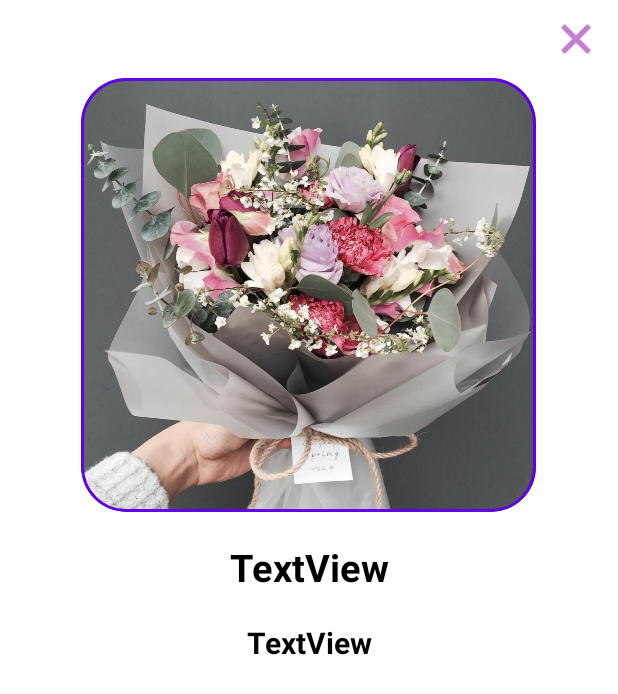
After one commit to SokSashaa/GamesShop, an Android app: the product_item screen opened directly, with no data from a screen before it, on a phone screen of 412 x 824 dp. The commit adds this screen. Shown: the top 694 px of the screen. Run offline under Robolectric (Android 15) with nearby library versions, the phone set to English and light mode, and no system bars.

Commit message:
addClassProduct

```diff
--- a/app/src/main/AndroidManifest.xml
+++ b/app/src/main/AndroidManifest.xml
@@ -11,6 +11,8 @@
         android:supportsRtl="true"
         android:theme="@style/Theme.Lavanda"
         tools:targetApi="31">
+        <activity android:name=".product_item"
+            android:exported="true"/>
         <activity android:name=".about_us"
             android:exported="true"/>
         <activity android:name=".menu_shop"
--- a/app/src/main/java/com/example/lavanda/PrAdapterHolder.java
+++ b/app/src/main/java/com/example/lavanda/PrAdapterHolder.java
@@ -1,6 +1,7 @@
 package com.example.lavanda;
 
 import android.content.Context;
+import android.content.Intent;
 import android.view.LayoutInflater;
 import android.view.View;
 import android.view.ViewGroup;
@@ -33,7 +34,6 @@ public class PrAdapterHolder extends RecyclerView.Adapter<PrAdapterHolder.PrView
 
     @Override
     public void onBindViewHolder(@NonNull PrAdapterHolder.PrViewHolder holder, int position) {
-        PrAdapter prAdapter = states.get(position);
         holder.nameView1.setText(states.get(position).getName(0));
         holder.nameView3.setText(states.get(position).getName(2));
         holder.nameView2.setText(states.get(position).getName(1));
@@ -52,6 +52,15 @@ public class PrAdapterHolder extends RecyclerView.Adapter<PrAdapterHolder.PrView
         holder.imageView1.setImageResource(img1);
         holder.imageView2.setImageResource(img2);
         holder.imageView3.setImageResource(img3);
+
+        holder.itemView.setOnClickListener(new View.OnClickListener() {
+            @Override
+            public void onClick(View view) {
+                Intent intent = new Intent(context,MainActivity.class);
+                context.startActivity(intent);
+            }
+        });
+
     }
 
     @Override
--- /dev/null
+++ b/app/src/main/java/com/example/lavanda/product_item.java
@@ -0,0 +1,13 @@
+package com.example.lavanda;
+
+import android.os.Bundle;
+
+import androidx.appcompat.app.AppCompatActivity;
+
+public class product_item extends AppCompatActivity {
+    @Override
+    protected void onCreate(Bundle savedInstanceState) {
+        super.onCreate(savedInstanceState);
+        setContentView(R.layout.product);
+    }
+}
--- a/app/src/main/res/drawable/border.xml
+++ b/app/src/main/res/drawable/border.xml
@@ -1,3 +1,5 @@
 <?xml version="1.0" encoding="utf-8"?>
-<shape xmlns:android="http://schemas.android.com/apk/res/android" android:shape="rectangle">
+<shape xmlns:android="http://schemas.android.com/apk/res/android"
+    android:shape="rectangle">
+    <stroke android:width="10dp" android:color="@color/black"/>
 </shape>
--- /dev/null
+++ b/app/src/main/res/layout/product.xml
@@ -0,0 +1,81 @@
+<?xml version="1.0" encoding="utf-8"?>
+<androidx.constraintlayout.widget.ConstraintLayout xmlns:android="http://schemas.android.com/apk/res/android"
+    xmlns:app="http://schemas.android.com/apk/res-auto"
+    android:layout_width="match_parent"
+    android:layout_height="match_parent">
+
+    <LinearLayout
+        android:layout_width="match_parent"
+        android:layout_height="match_parent"
+        android:orientation="vertical">
+
+        <LinearLayout
+            android:layout_width="match_parent"
+            android:layout_height="wrap_content"
+            android:gravity="right"
+            android:orientation="vertical">
+
+            <ImageButton
+                android:id="@+id/imageButton2"
+                android:layout_width="wrap_content"
+                android:layout_height="wrap_content"
+                android:backgroundTint="#00FFFFFF"
+                android:tint="#9C27B0"
+                app:srcCompat="@android:drawable/ic_menu_close_clear_cancel" />
+
+        </LinearLayout>
+
+        <LinearLayout
+            android:layout_width="match_parent"
+            android:layout_height="match_parent"
+            android:orientation="vertical"
+            android:gravity="center_horizontal">
+
+            <com.google.android.material.card.MaterialCardView
+                android:layout_width="wrap_content"
+                android:layout_height="wrap_content"
+                app:cardCornerRadius="30dp"
+                app:strokeWidth="2dp"
+                app:strokeColor="@color/purple_500">
+
+                <ImageView
+                    android:layout_width="303dp"
+                    android:layout_height="289dp"
+                    android:scaleType="centerCrop"
+                    android:src="@drawable/buket" />
+
+            </com.google.android.material.card.MaterialCardView>
+
+            <TextView
+                android:id="@+id/textView27"
+                android:layout_width="match_parent"
+                android:layout_height="wrap_content" />
+
+            <TextView
+                android:id="@+id/name_product"
+                android:layout_width="match_parent"
+                android:layout_height="wrap_content"
+                android:gravity="center"
+                android:text="TextView"
+                android:textColor="#000000"
+                android:textSize="25sp"
+                android:textStyle="bold" />
+
+            <TextView
+                android:id="@+id/textView26"
+                android:layout_width="match_parent"
+                android:layout_height="wrap_content" />
+
+            <TextView
+                android:id="@+id/price_product"
+                android:layout_width="match_parent"
+                android:layout_height="wrap_content"
+                android:text="TextView"
+                android:textColor="#000000"
+                android:textSize="20sp"
+                android:textStyle="bold"
+                android:gravity="center"/>
+        </LinearLayout>
+
+    </LinearLayout>
+</androidx.constraintlayout.widget.ConstraintLayout>
```
